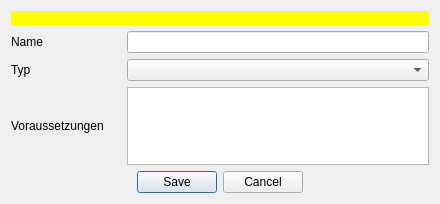
Aeolitus/Sephrasto, file designer/DatenbankEditFreieFertigkeit.ui: the form before one commit.
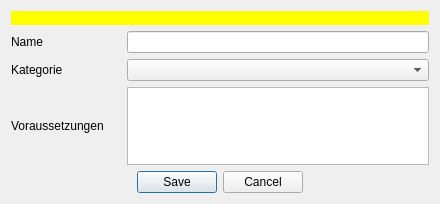
The form after the commit.

Commit message: Refactor "typ" to be called "kategorie". This harmonizes FreieFertigkeiten and Talent with the other db elements. Also make all elements with "kategorie" sortable through the respective database setting without breaking indexes.

```diff
--- a/designer/DatenbankEditFreieFertigkeit.ui
+++ b/designer/DatenbankEditFreieFertigkeit.ui
@@ -68,7 +68,7 @@
      <item row="2" column="0">
       <widget class="QLabel" name="label_2">
        <property name="text">
-        <string>Typ</string>
+        <string>Kategorie</string>
        </property>
       </widget>
      </item>
```
Left out of the diff: 2 changed lines with no effect on the pictures. The commit also changes 44 other files.
